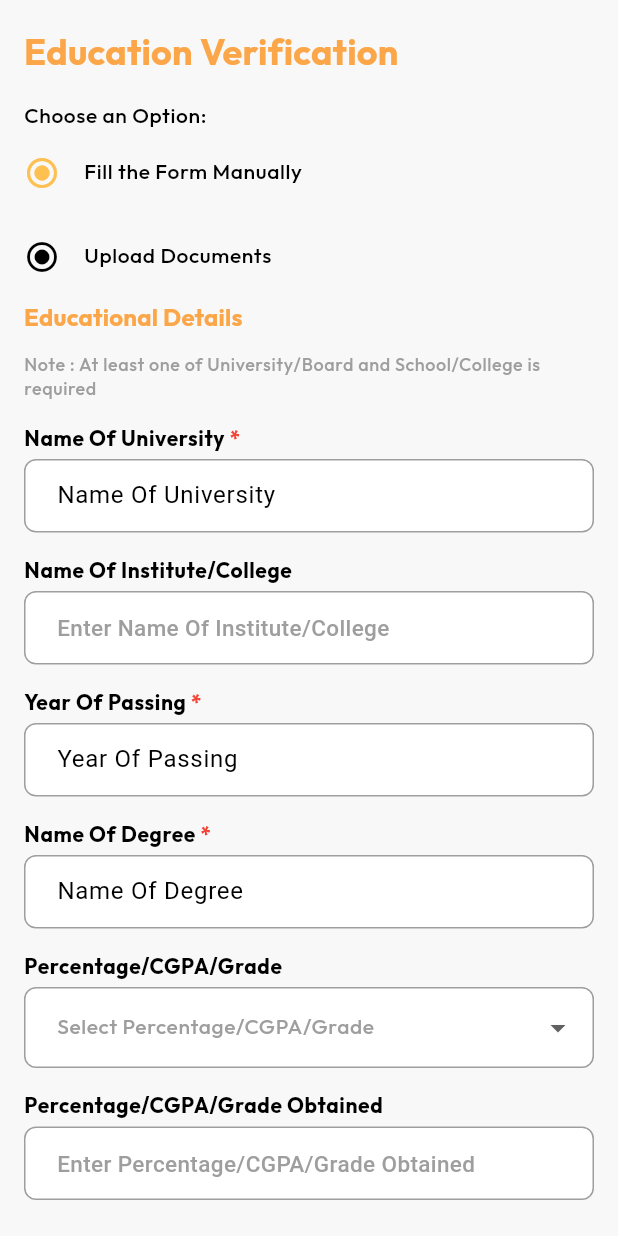
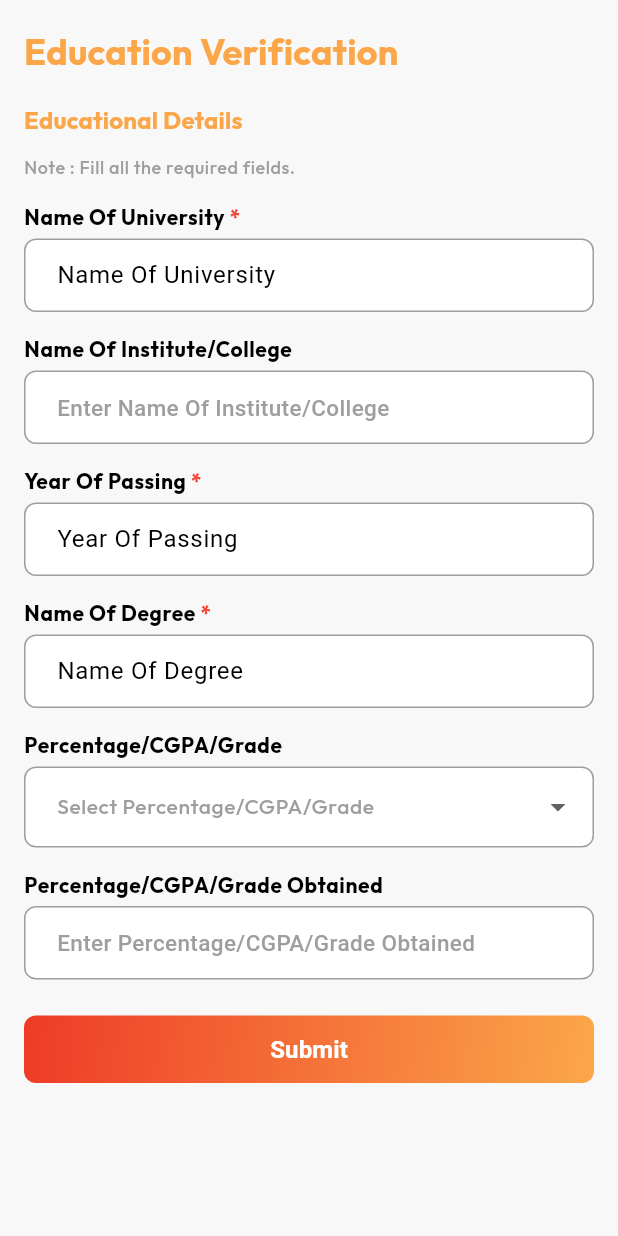
Before and after one commit to sneha-neosao/Vverify, a Flutter app: the EducationSaveFormNew screen opened directly with empty values, on a phone screen of 412 x 824 dp. Run offline on Flutter 3.47's test engine with Material 3 defaults, Android fonts, the phone set to English and light mode, and no system bars; our stand-ins replace bloc, cached_network_image, connectivity_plus, device_info_plus, dio, equatable and 17 more; missing offline and left inert: flutter_file_downloader, syncfusion_flutter_pdfviewer, syncfusion_flutter_signaturepad; accounts and stored records are empty; network calls fail; Roboto replaces fonts that are missing (Heebo).

Commit message:
education form add update work done

```diff
--- a/lib/apiServices/api_services.dart
+++ b/lib/apiServices/api_services.dart
@@ -1353,6 +1353,8 @@ class ApiService {
         "degree_qualification_name": educationUpdateFormModel.degree_qualification_name,
         "grades_type": educationUpdateFormModel.grades_type,
         "grades_obtained": educationUpdateFormModel.grades_obtained,
+        "case_uuid": educationUpdateFormModel.case_uuid,
+        "education_uuid": educationUpdateFormModel.education_uuid
       });
 
       _dio.options.headers['Authorization'] = 'Bearer $token';
--- a/lib/router/router.dart
+++ b/lib/router/router.dart
@@ -14,10 +14,8 @@ import 'package:v_verify/screen/VerificationForms/EmploymentForm/Save/Form/Emplo
 import 'package:v_verify/screen/VerificationForms/NameAddressVerificationForm/Save/address_varification_form_new.dart';
 import 'package:v_verify/screen/VerificationForms/NameAddressVerificationForm/Update/name_address_verification_update_new.dart';
 import 'package:v_verify/screen/VerificationPending/verifyRequestUpdate/verify_request_update_new.dart';
-
 import '../screen/Add Signature/add_signature.dart';
 import '../screen/OTP_Verify-Screen/otp_verify_screen.dart';
-import '../screen/Order History/order_history.dart';
 import '../screen/ProfileScreen/OtherScreen/Terms_conditions.dart';
 import '../screen/ProfileScreen/OtherScreen/privacy_policy.dart';
 import '../screen/ProfileScreen/OtherScreen/refund_policy.dart';
@@ -31,13 +29,7 @@ import '../screen/VerificationForms/DrvingLicence/driving_licence.dart';
 import '../screen/VerificationForms/EducationVerification/DocUpdate/education_doc_update.dart';
 import '../screen/VerificationForms/EducationVerification/EducationDocUpload/EducationDocUpload.dart';
 import '../screen/VerificationForms/EducationVerification/EducationList/EducationList.dart';
-import '../screen/VerificationForms/EducationVerification/SaveForm/education_save_form.dart';
-import '../screen/VerificationForms/EducationVerification/Update/education_save_form1_update.dart';
 import '../screen/VerificationForms/EmploymentForm/EmployList/employ_data_list.dart';
-import '../screen/VerificationForms/EmploymentForm/Save/Form/EmploymentSaveForm.dart';
-import '../screen/VerificationForms/EmploymentForm/Save/Form/EmploymentSaveForm2.dart';
-import '../screen/VerificationForms/EmploymentForm/Save/Form/employmentSaveForm3.dart';
-import '../screen/VerificationForms/EmploymentForm/Update/employmentUpdateForm1.dart';
 import '../screen/VerificationForms/EmploymentForm/Update/employment_update_form_new.dart';
 import '../screen/VerificationForms/EmploymentForm/UploadDoc/employment_upload_document.dart';
 import '../screen/VerificationForms/EmploymentForm/employUpdateDoc/employ_update_doc.dart';
@@ -47,8 +39,6 @@ import '../screen/VerificationForms/GST_TIN_CIN/Save/gst_pan_cin_screen.dart';
 import '../screen/VerificationForms/GST_TIN_CIN/Update/gst_pan_cin_update_screen.dart';
 import '../screen/VerificationForms/NameAddressVerificationForm/Documents/DocUpdate/name_address_doc_update.dart';
 import '../screen/VerificationForms/NameAddressVerificationForm/Documents/DocUpload/name_address_doc_upload.dart';
-import '../screen/VerificationForms/NameAddressVerificationForm/Save/name_address_verification_form.dart';
-import '../screen/VerificationForms/NameAddressVerificationForm/Update/name_address_verification_update.dart';
 import '../screen/VerificationForms/PanVerification/save/pan_verification_save.dart';
 import '../screen/VerificationForms/PanVerification/update/pan_verification_update.dart';
 import '../screen/VerificationForms/PoliceVerification/Mumbai/UpdateForm/MumbaiPoliceVerificationUpdateForm1.dart';
@@ -68,7 +58,6 @@ import '../screen/VerificationForms/courtVerification/documents/updateDoc/court_
 import '../screen/VerificationForms/courtVerification/documents/uploadDoc/court_doc_upload.dart';
 import '../screen/VerificationForms/courtVerification/update/court_verification_update.dart';
 import '../screen/VerificationPending/Pagination/pending_doc_Pagination.dart';
-import '../screen/VerificationPending/verifyRequestUpdate/verify_request_update.dart';
 
 class AppRouter {
   static final GoRouter router = GoRouter(
@@ -222,6 +211,31 @@ class AppRouter {
         },
       ),
       GoRoute(
+        path: '/EducationSaveFormNew/:uid',
+        name: "EducationSaveFormNew",
+        builder: (context, state) {
+          final uid = state.pathParameters['uid'] ?? "";
+          return EducationSaveFormNew(
+            Case_uuid: uid,
+          );
+        },
+      ),
+      GoRoute(
+        path: '/EducationSaveFormUpdateNew/:uid/:case_uuid/:education_uuid',
+        name: 'EducationSaveFormUpdateNew',
+        builder: (context, state) {
+          final uid = state.pathParameters['uid']!;
+          final caseUuid = state.pathParameters['case_uuid']!;
+          final education_uuid = state.pathParameters['education_uuid']!;
+
+          return EducationSaveFormUpdateNew(
+            uid: uid,
+            case_uuid: caseUuid,
+            education_uuid: education_uuid,
+          );
+        },
+      ),
+      GoRoute(
         path: '/aadhaarVerifyOtp/:number/:otp',
         name: "aadhaarVerifyOtp",
         builder: (context, state) {
@@ -318,16 +332,6 @@ class AppRouter {
       //   },
       // ),
       GoRoute(
-        path: '/EducationSaveFormNew/:uid',
-        name: "EducationSaveFormNew",
-        builder: (context, state) {
-          final uid = state.pathParameters['uid'] ?? "";
-          return EducationSaveFormNew(
-            Case_uuid: uid,
-          );
-        },
-      ),
-      GoRoute(
         path: '/EducationDocUpload',
         name: "EducationDocUpload",
         builder: (context, state) {
@@ -374,16 +378,6 @@ class AppRouter {
       //     );
       //   },
       // ),
-      GoRoute(
-        path: '/EducationSaveFormUpdateNew/:uid',
-        name: 'EducationSaveFormUpdateNew',
-        builder: (context, state) {
-          final uid = state.pathParameters['uid']!;
-          return EducationSaveFormUpdateNew(
-            uid: uid,
-          );
-        },
-      ),
       // GoRoute(
       //   path: '/EmploymentUpdateForm1/:uid',
       //   name: 'EmploymentUpdateForm1',
--- a/lib/screen/VerificationForms/EducationVerification/SaveForm/education_save_form_new.dart
+++ b/lib/screen/VerificationForms/EducationVerification/SaveForm/education_save_form_new.dart
@@ -30,8 +30,9 @@ class _EducationSaveFormNewState extends State<EducationSaveFormNew> {
   @override
   void initState() {
     educationControllerRecreateNew();
-    universityNameLoad();
-    collageNameLoad();
+    // universityNameLoad();
+    // collageNameLoad();
+    print("case uuid at save form : ${widget.Case_uuid}");
     super.initState();
   }
 
@@ -53,7 +54,8 @@ class _EducationSaveFormNewState extends State<EducationSaveFormNew> {
     year_of_passing: ${educationTextControllerNew.educationYearOfPassingController.text}
     degree_qualification_name: ${educationTextControllerNew.educationDegreeQualificationNameController.text}
     grades_type: ${selectedGrade ?? ""}
-    grades_obtained: ${educationTextControllerNew.educationGradeObtainedController.text}
+    grades_obtained: ${educationTextControllerNew.educationGradeObtainedController.text},
+    case_uuid: ${widget.Case_uuid}
     ''');
 
     context.read<EducationSaveFormCubit>().educationSaveForm(
@@ -109,52 +111,52 @@ class _EducationSaveFormNewState extends State<EducationSaveFormNew> {
                   const SizedBox(
                     height: 16,
                   ),
-                  Text("Choose an Option:",
-                      style: Theme.of(context).textTheme.bodySmall),
+                  // Text("Choose an Option:",
+                  //     style: Theme.of(context).textTheme.bodySmall),
 
-                  BlocProvider(
-                    create: (_) => FormUploadEducationtCubit(),
-                    child: BlocBuilder<FormUploadEducationtCubit, bool>(
-                        builder: (context, frmUpload) {
-                          return Column(
-                            children: [
-                              ListTile(
-                                splashColor: Colors.transparent,
-                                onTap: () {
-                                  context
-                                      .read<FormUploadEducationtCubit>()
-                                      .formUploadYesNo(yesNo: false);
-                                },
-                                contentPadding: const EdgeInsets.all(0),
-                                leading: Icon(Icons.radio_button_checked,
-                                    color: !frmUpload
-                                        ? Theme.of(context).primaryColorLight
-                                        : Theme.of(context).iconTheme.color),
-                                title: Text("Fill the Form Manually",
-                                    style: Theme.of(context).textTheme.bodySmall),
-                              ),
-                              ListTile(
-                                splashColor: Colors.transparent,
-                                onTap: () {
-                                  context.pushReplacementNamed("EducationDocUpload");
-                                  context
-                                      .read<FormUploadEducationtCubit>()
-                                      .formUploadYesNo(yesNo: true);
-                                },
-                                contentPadding: const EdgeInsets.all(0),
-                                leading: Icon(
-                                  Icons.radio_button_checked,
-                                  color: frmUpload
-                                      ? Theme.of(context).primaryColorLight
-                                      : Theme.of(context).iconTheme.color,
-                                ),
-                                title: Text("Upload Documents",
-                                    style: Theme.of(context).textTheme.bodySmall),
-                              ),
-                            ],
-                          );
-                        }),
-                  ),
+                  // BlocProvider(
+                  //   create: (_) => FormUploadEducationtCubit(),
+                  //   child: BlocBuilder<FormUploadEducationtCubit, bool>(
+                  //       builder: (context, frmUpload) {
+                  //         return Column(
+                  //           children: [
+                  //             ListTile(
+                  //               splashColor: Colors.transparent,
+                  //               onTap: () {
+                  //                 context
+                  //                     .read<FormUploadEducationtCubit>()
+                  //                     .formUploadYesNo(yesNo: false);
+                  //               },
+                  //               contentPadding: const EdgeInsets.all(0),
+                  //               leading: Icon(Icons.radio_button_checked,
+                  //                   color: !frmUpload
+                  //                       ? Theme.of(context).primaryColorLight
+                  //                       : Theme.of(context).iconTheme.color),
+                  //               title: Text("Fill the Form Manually",
+                  //                   style: Theme.of(context).textTheme.bodySmall),
+                  //             ),
+                  //             // ListTile(
+                  //             //   splashColor: Colors.transparent,
+                  //             //   onTap: () {
+                  //             //     context.pushReplacementNamed("EducationDocUpload");
+                  //             //     context
+                  //             //         .read<FormUploadEducationtCubit>()
+                  //             //         .formUploadYesNo(yesNo: true);
+                  //             //   },
+                  //             //   contentPadding: const EdgeInsets.all(0),
+                  //             //   leading: Icon(
+                  //             //     Icons.radio_button_checked,
+                  //             //     color: frmUpload
+                  //             //         ? Theme.of(context).primaryColorLight
+                  //             //         : Theme.of(context).iconTheme.color,
+                  //             //   ),
+                  //             //   title: Text("Upload Documents",
+                  //             //       style: Theme.of(context).textTheme.bodySmall),
+                  //             // ),
+                  //           ],
+                  //         );
+                  //       }),
+                  // ),
                   Text(
                     "Educational Details",
                     style: Theme.of(context).textTheme.titleMedium!.copyWith(
@@ -164,7 +166,7 @@ class _EducationSaveFormNewState extends State<EducationSaveFormNew> {
                     height: 12,
                   ),
                   Text(
-                    "Note : At least one of University/Board and School/College is required",
+                    "Note : Fill all the required fields.",
                     style: Theme.of(context)
                         .textTheme
                         .bodySmall!
@@ -273,7 +275,9 @@ class _EducationSaveFormNewState extends State<EducationSaveFormNew> {
                       if (education.data["status"] == 200) {
                         educationUniversityBoards = null;
                         educationSchoolBoards = null;
-                        context.pushReplacementNamed("EducationList");
+                        context.pushNamed("EducationList",pathParameters: {
+                          'uid': widget.Case_uuid
+                        });
                         context
                             .read<EducationCertificateDocuments>()
                             .clearImage();
--- a/lib/screen/VerificationForms/EducationVerification/Update/Model/education_update_form_model.dart
+++ b/lib/screen/VerificationForms/EducationVerification/Update/Model/education_update_form_model.dart
@@ -9,6 +9,8 @@ class EducationUpdateFormModel {
   final String degree_qualification_name;
   final String grades_type;
   final String grades_obtained;
+  final String case_uuid;
+  final String education_uuid;
 
   EducationUpdateFormModel(
       {
@@ -21,6 +23,8 @@ class EducationUpdateFormModel {
         required this.degree_qualification_name,
         required this.grades_type,
         required this.grades_obtained,
+        required this.case_uuid,
+        required this.education_uuid
       });
 
   Map<String, dynamic> toJson() {
@@ -34,6 +38,8 @@ class EducationUpdateFormModel {
       "institution_address": degree_qualification_name,
       "institution_city": grades_type,
       "institution_state": grades_obtained,
+      "case_uuid": case_uuid,
+      "education_uuid": education_uuid
     };
   }
 }
```
Also changed, not shown: lib/screen/VerificationForms/EducationVerification/EducationList/EducationList.dart (+15 -6 lines), lib/screen/VerificationForms/EducationVerification/EducationList/Model/education_list_model.dart (+8 -4 lines), lib/screen/VerificationForms/EducationVerification/Update/education_save_form_update_new.dart (+64 -50 lines).
